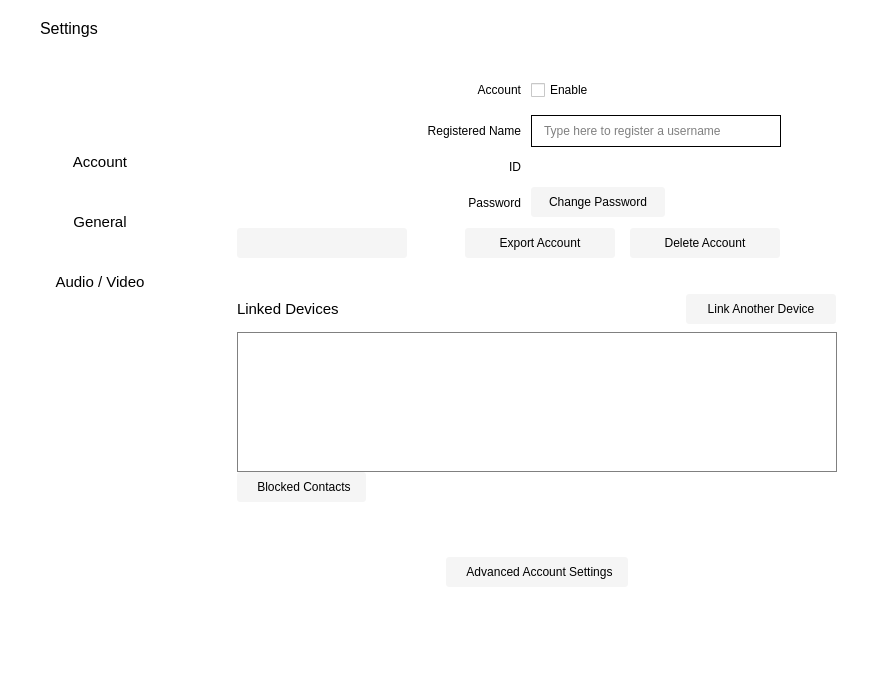
The window that settingswidget.ui (savoirfairelinux/jami-client-windows) describes before a commit, drawn with Qt 5.
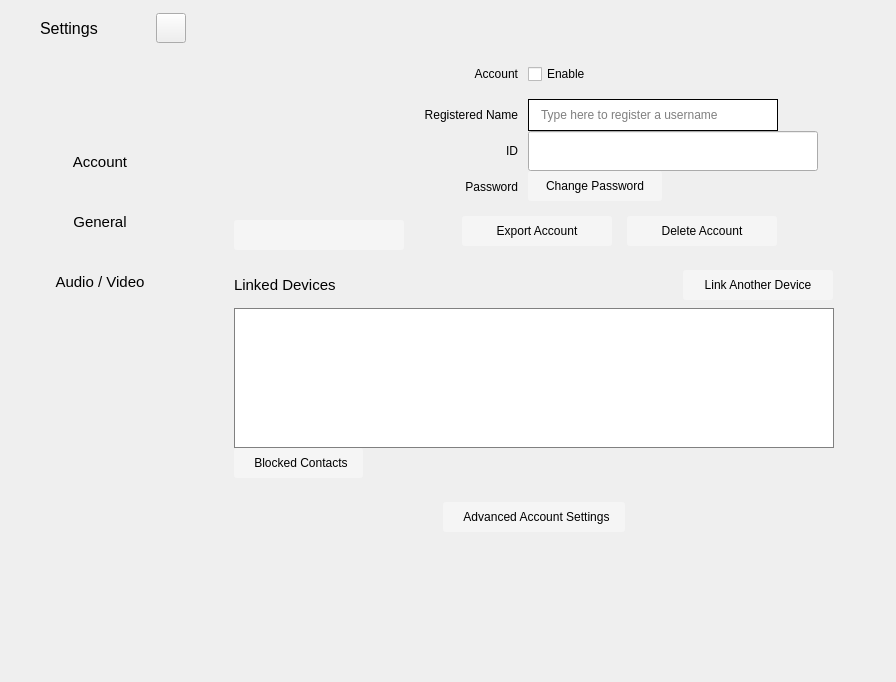
The same window after the commit. The open tabs and pages were chosen to show the change. Icons and pictures are not drawn. Custom widgets are drawn as their Qt base class.

Commit message: ui: cleanup css, smartlist margin fixes, settings overhaul

The edit to the form file:
```diff
--- a/settingswidget.ui
+++ b/settingswidget.ui
@@ -14,7 +14,7 @@
    <string>Form</string>
   </property>
   <property name="styleSheet">
-   <string notr="true">background: white;</string>
+   <string notr="true"/>
   </property>
   <layout class="QHBoxLayout" name="horizontalLayout_3">
    <property name="spacing">
@@ -165,7 +165,7 @@
             </spacer>
            </item>
            <item>
-            <widget class="QPushButton" name="exitSettingsButton">
+            <widget class="QPushButton" name="btnExitSettings">
              <property name="minimumSize">
               <size>
                <width>30</width>
@@ -179,9 +179,7 @@
               </size>
              </property>
              <property name="styleSheet">
-              <string notr="true">QPushButton {background: white; border: 0px; border-radius: 8px;}
-QPushButton:hover {background: rgb(237,237, 237);  border: 0px; border-radius: 8px;}
-QPushButton:pressed {background: rgb(230,230, 230);  border: 0px; border-radius: 8px;}</string>
+              <string notr="true"/>
              </property>
              <property name="text">
               <string/>
@@ -424,7 +422,7 @@
             <string notr="true"/>
            </property>
            <property name="currentIndex">
-            <number>0</number>
+            <number>1</number>
            </property>
            <widget class="QWidget" name="generalSettings">
             <property name="sizePolicy">
@@ -675,7 +673,7 @@
                         </property>
                         <property name="icon">
                          <iconset>
-                          <normaloff>../../../.designer/backup/images/icons/round-folder-24px.svg</normaloff>../../../.designer/backup/images/icons/round-folder-24px.svg</iconset>
+                          <normaloff>../../../../.designer/backup/images/icons/round-folder-24px.svg</normaloff>../../../../.designer/backup/images/icons/round-folder-24px.svg</iconset>
                         </property>
                         <property name="iconSize">
                          <size>
@@ -797,7 +795,7 @@
                           </property>
                           <property name="icon">
                            <iconset>
-                            <normaloff>../../../.designer/backup/images/icons/round-folder-24px.svg</normaloff>../../../.designer/backup/images/icons/round-folder-24px.svg</iconset>
+                            <normaloff>../../../../.designer/backup/images/icons/round-folder-24px.svg</normaloff>../../../../.designer/backup/images/icons/round-folder-24px.svg</iconset>
                           </property>
                           <property name="iconSize">
                            <size>
@@ -1119,8 +1117,8 @@
                  <rect>
                   <x>0</x>
                   <y>0</y>
-                  <width>617</width>
-                  <height>580</height>
+                  <width>696</width>
+                  <height>682</height>
                  </rect>
                 </property>
                 <property name="styleSheet">
@@ -1168,7 +1166,7 @@
                        <height>0</height>
                       </size>
                      </property>
-                     <layout class="QVBoxLayout" name="currentAccountSettingsScrollLayout" stretch="3,0,0,1,0,0,0,0,3,0,5">
+                     <layout class="QVBoxLayout" name="currentAccountSettingsScrollLayout" stretch="3,0,0,0,0,0,3,0,5">
                       <property name="spacing">
                        <number>0</number>
                       </property>
@@ -1190,12 +1188,12 @@
                          <enum>Qt::Vertical</enum>
                         </property>
                         <property name="sizeType">
-                         <enum>QSizePolicy::MinimumExpanding</enum>
+                         <enum>QSizePolicy::Fixed</enum>
                         </property>
                         <property name="sizeHint" stdset="0">
                          <size>
                           <width>20</width>
-                          <height>10</height>
+                          <height>40</height>
                          </size>
                         </property>
                        </spacer>
@@ -1221,6 +1219,9 @@
                             <property name="orientation">
                              <enum>Qt::Vertical</enum>
                             </property>
+                            <property name="sizeType">
+                             <enum>QSizePolicy::Fixed</enum>
+                            </property>
                             <property name="sizeHint" stdset="0">
                              <size>
                               <width>20</width>
@@ -1343,6 +1344,9 @@
                             <property name="orientation">
                              <enum>Qt::Vertical</enum>
                             </property>
+                            <property name="sizeType">
+                             <enum>QSizePolicy::Fixed</enum>
+                            </property>
                             <property name="sizeHint" stdset="0">
                              <size>
                               <width>20</width>
@@ -1845,7 +1849,7 @@
                                    <enum>Qt::RightToLeft</enum>
                                   </property>
                                   <property name="styleSheet">
-                                   <string notr="true">border: 0px; padding: 1px;</string>
+                                   <string notr="true"/>
                                   </property>
                                   <property name="text">
                                    <string/>
@@ -2062,19 +2066,6 @@
                         </property>
                        </spacer>
                       </item>
-                      <item>
-                       <spacer name="verticalSpacer_12">
-                        <property name="orientation">
-                         <enum>Qt::Vertical</enum>
-                        </property>
-                        <property name="sizeHint" stdset="0">
-                         <size>
-                          <width>20</width>
-                          <height>30</height>
-                         </size>
-                        </property>
-                       </spacer>
-                      </item>
                       <item>
                        <layout class="QHBoxLayout" name="horizontalLayout_66">
                         <property name="spacing">
@@ -2294,46 +2285,18 @@
                         </item>
                        </layout>
                       </item>
-                      <item>
-                       <widget class="QLabel" name="advancedSettingsOffsetLabel">
-                        <property name="sizePolicy">
-                         <sizepolicy hsizetype="Preferred" vsizetype="Fixed">
-                          <horstretch>0</horstretch>
-                          <verstretch>0</verstretch>
-                         </sizepolicy>
-                        </property>
-                        <property name="minimumSize">
-                         <size>
-                          <width>0</width>
-                          <height>4</height>
-                         </size>
-                        </property>
-                        <property name="maximumSize">
-                         <size>
-                          <width>16777215</width>
-                          <height>4</height>
-                         </size>
-                        </property>
-                        <property name="text">
-                         <string/>
-                        </property>
-                        <property name="textInteractionFlags">
-                         <set>Qt::NoTextInteraction</set>
-                        </property>
-                       </widget>
-                      </item>
                       <item>
                        <spacer name="verticalSpacer_10">
                         <property name="orientation">
                          <enum>Qt::Vertical</enum>
                         </property>
                         <property name="sizeType">
-                         <enum>QSizePolicy::MinimumExpanding</enum>
+                         <enum>QSizePolicy::Fixed</enum>
                         </property>
                         <property name="sizeHint" stdset="0">
                          <size>
                           <width>20</width>
-                          <height>10</height>
+                          <height>20</height>
                          </size>
                         </property>
                        </spacer>
@@ -2430,7 +2393,7 @@
                         <property name="sizeHint" stdset="0">
                          <size>
                           <width>20</width>
-                          <height>40</height>
+                          <height>20</height>
                          </size>
                         </property>
                        </spacer>
@@ -2442,13 +2405,13 @@
                     <widget class="QLabel" name="scrollBarLabel">
                      <property name="minimumSize">
                       <size>
-                       <width>4</width>
+                       <width>10</width>
                        <height>0</height>
                       </size>
                      </property>
                      <property name="maximumSize">
                       <size>
-                       <width>4</width>
+                       <width>10</width>
                        <height>16777215</height>
                       </size>
                      </property>
```
The commit also changes 17 other files.
